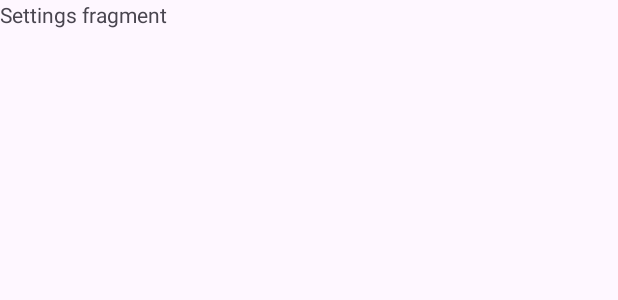
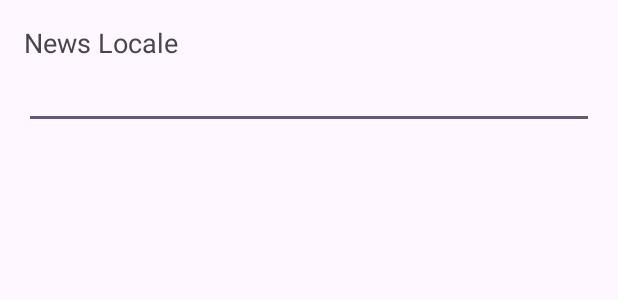
Before and after one commit to ratneshnavlakhe/BasicNewsApp, an Android app: the layout fragment_settings.xml on its own in the app's theme, with its tools: preview values and no code run, on a phone screen of 412 x 824 dp. Shown: the top 300 px of the screen. Run offline under Robolectric (Android 15) with nearby library versions, the phone set to English and light mode, and no system bars; network calls fail.

Commit message:
Add some more functionality to fetch country locale from settings

```diff
--- a/app/src/main/java/com/example/hiltintegrationexample/data/repo/NewsRepositoryImpl.kt
+++ b/app/src/main/java/com/example/hiltintegrationexample/data/repo/NewsRepositoryImpl.kt
@@ -19,6 +19,7 @@ class NewsRepositoryImpl
         override suspend fun getNews(pageNumber: Int): Flow<Resource<List<Article>>> {
             return flow {
                 val countryLocale = newsLocalSource.getNewsLocale()
+                println("Country locale is $countryLocale")
                 val response =
                     apiService.getNews(
                         pageNum = pageNumber,
--- a/app/src/main/java/com/example/hiltintegrationexample/di/ApplicationModule.kt
+++ b/app/src/main/java/com/example/hiltintegrationexample/di/ApplicationModule.kt
@@ -1,5 +1,6 @@
 package com.example.hiltintegrationexample.di
 
+import com.example.hiltintegrationexample.BuildConfig
 import com.example.hiltintegrationexample.data.network.ApiKeyInterceptor
 import com.example.hiltintegrationexample.data.network.NewsApi
 import dagger.Module
@@ -16,7 +17,7 @@ import javax.inject.Singleton
 class ApplicationModule {
     @ApiKey
     @Provides
-    fun providesApiKey(): String = "7c0667db94334126b3310d3750c3007e"
+    fun providesApiKey(): String = BuildConfig.API_KEY
 
     @BaseUrl
     @Provides
--- a/app/src/main/java/com/example/hiltintegrationexample/ui/newslist/NewsListViewModel.kt
+++ b/app/src/main/java/com/example/hiltintegrationexample/ui/newslist/NewsListViewModel.kt
@@ -22,10 +22,6 @@ class NewsListViewModel
             MutableStateFlow(State.loading())
         val newsItem: StateFlow<State<List<Article>>> = _newsItem
 
-        init {
-            fetchNews()
-        }
-
         fun fetchNews() {
             viewModelScope.launch {
                 newsRepo.getNews()
--- a/app/src/main/res/layout/fragment_settings.xml
+++ b/app/src/main/res/layout/fragment_settings.xml
@@ -1,14 +1,28 @@
 <?xml version="1.0" encoding="utf-8"?>
-<FrameLayout xmlns:android="http://schemas.android.com/apk/res/android"
+<androidx.constraintlayout.widget.ConstraintLayout xmlns:android="http://schemas.android.com/apk/res/android"
+    xmlns:app="http://schemas.android.com/apk/res-auto"
     xmlns:tools="http://schemas.android.com/tools"
     android:layout_width="match_parent"
     android:layout_height="match_parent"
-    tools:context=".ui.SettingsFragment">
+    android:layout_margin="16dp"
+    tools:context=".ui.settings.SettingsFragment">
 
-    <!-- TODO: Update blank fragment layout -->
-    <TextView
+    <androidx.appcompat.widget.AppCompatTextView
+        android:id="@+id/tvNewsLocale"
         android:layout_width="match_parent"
-        android:layout_height="match_parent"
-        android:text="@string/settings_fragment" />
+        android:layout_height="wrap_content"
+        android:text="@string/news_locale"
+        android:textAppearance="@style/TextAppearance.AppCompat.Medium"
+        app:layout_constraintEnd_toEndOf="parent"
+        app:layout_constraintStart_toStartOf="parent"
+        app:layout_constraintTop_toTopOf="parent" />
 
-</FrameLayout>
+    <com.google.android.material.textfield.TextInputEditText
+        android:id="@+id/newsLocale"
+        android:layout_width="match_parent"
+        android:layout_height="wrap_content"
+        app:layout_constraintEnd_toEndOf="parent"
+        app:layout_constraintStart_toStartOf="parent"
+        app:layout_constraintTop_toBottomOf="@id/tvNewsLocale" />
+
+</androidx.constraintlayout.widget.ConstraintLayout>
--- a/app/src/main/res/navigation/main_navigation.xml
+++ b/app/src/main/res/navigation/main_navigation.xml
@@ -12,7 +12,7 @@
         tools:layout="@layout/fragment_news_list" />
     <fragment
         android:id="@+id/settingsFragment"
-        android:name="com.example.hiltintegrationexample.ui.SettingsFragment"
+        android:name="com.example.hiltintegrationexample.ui.settings.SettingsFragment"
         android:label="fragment_settings"
         tools:layout="@layout/fragment_settings" />
 </navigation>
--- a/app/src/main/res/values/strings.xml
+++ b/app/src/main/res/values/strings.xml
@@ -1,6 +1,8 @@
 <resources>
-    <string name="app_name">HiltIntegrationExample</string>
+    <string name="app_name">Aaj ki taaza khabar</string>
     <string name="settings">Settings</string>
     <string name="home">Home</string>
     <string name="settings_fragment">Settings fragment</string>
+    <string name="news_locale">News Locale</string>
+    <string name="emptyStateTitle">No data available</string>
 </resources>
```
Also changed, not shown: app/build.gradle.kts (+10 -3 lines), app/src/main/java/com/example/hiltintegrationexample/data/local/NewsLocalDataSourceImpl.kt (+6 -5 lines), app/src/main/java/com/example/hiltintegrationexample/ui/SettingsFragment.kt (deleted, +0 -60 lines), app/src/main/java/com/example/hiltintegrationexample/ui/newslist/NewsListFragment.kt (+19 -3 lines), app/src/main/java/com/example/hiltintegrationexample/ui/settings/SettingsFragment.kt (added, +49 -0 lines), app/src/main/java/com/example/hiltintegrationexample/ui/settings/viewmodel/SettingsViewModel.kt (added, +33 -0 lines), app/src/main/res/layout/empty_state.xml (added, +19 -0 lines), app/src/main/res/layout/fragment_news_list.xml (+14 -3 lines), 1 other file.
